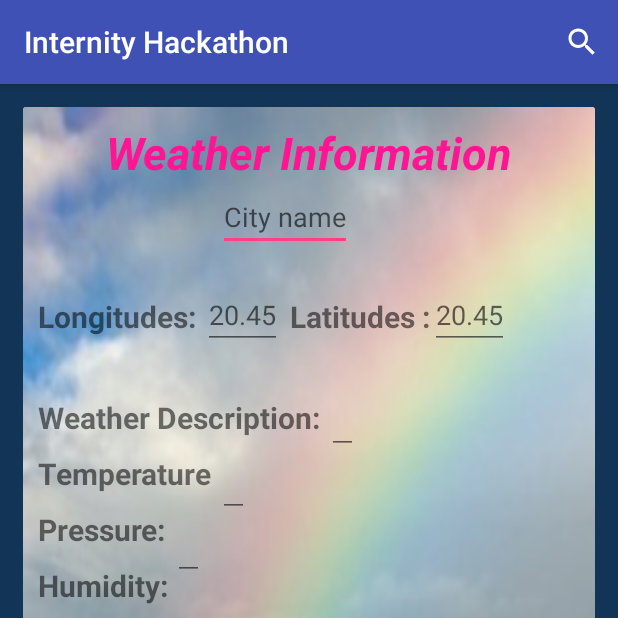
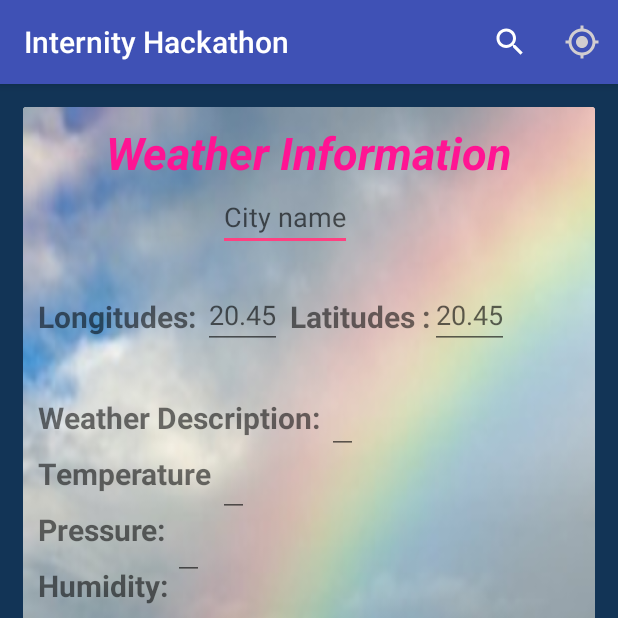
Before and after one commit to TAANYA/Internity-TeamA-Android-Tanya-Gupta, an Android app: the screen it shows after launch (MainActivity), on a phone screen of 412 x 824 dp, the top half of it. Run offline under Robolectric (Android 15) with nearby library versions, the phone set to English and light mode, and no system bars.

```diff
--- a/app/build.gradle
+++ b/app/build.gradle
@@ -24,6 +24,7 @@ dependencies {
     implementation 'com.android.support.constraint:constraint-layout:1.1.2'
     implementation 'com.squareup.retrofit2:retrofit:2.3.0'
     implementation 'com.squareup.retrofit2:converter-gson:2.3.0'
+    implementation "com.google.android.gms:play-services-location:11.6.0"
     testImplementation 'junit:junit:4.12'
     androidTestImplementation 'com.android.support.test:runner:1.0.2'
     androidTestImplementation 'com.android.support.test.espresso:espresso-core:3.0.2'
--- a/app/src/main/AndroidManifest.xml
+++ b/app/src/main/AndroidManifest.xml
@@ -2,6 +2,8 @@
 <manifest xmlns:android="http://schemas.android.com/apk/res/android"
     package="com.example.tanya.internityhackathon">
     <uses-permission android:name="android.permission.INTERNET"/>
+    <uses-permission android:name="android.permission.ACCESS_COARSE_LOCATION"/>
+    <uses-permission android:name="android.permission.ACCESS_FINE_LOCATION"/>
 
     <application
         android:allowBackup="true"
--- a/app/src/main/java/com/example/tanya/internityhackathon/Api.java
+++ b/app/src/main/java/com/example/tanya/internityhackathon/Api.java
@@ -13,4 +13,9 @@ public interface Api
 
     @GET("data/2.5/weather")
     Call<Data> getData(@Query("appid") String appid , @Query("q") String query);
+
+    @GET("data/2.5/weather")
+    Call<Data> getData(@Query("appid") String appid , @Query("lat") String lat,@Query("lon") String lon);
+
+
 }
--- /dev/null
+++ b/app/src/main/res/drawable/gps.xml
@@ -0,0 +1,5 @@
+<vector android:height="24dp" android:tint="#D1CDD0"
+    android:viewportHeight="24.0" android:viewportWidth="24.0"
+    android:width="24dp" xmlns:android="http://schemas.android.com/apk/res/android">
+    <path android:fillColor="#FF000000" android:pathData="M12,8c-2.21,0 -4,1.79 -4,4s1.79,4 4,4 4,-1.79 4,-4 -1.79,-4 -4,-4zM20.94,11c-0.46,-4.17 -3.77,-7.48 -7.94,-7.94L13,1h-2v2.06C6.83,3.52 3.52,6.83 3.06,11L1,11v2h2.06c0.46,4.17 3.77,7.48 7.94,7.94L11,23h2v-2.06c4.17,-0.46 7.48,-3.77 7.94,-7.94L23,13v-2h-2.06zM12,19c-3.87,0 -7,-3.13 -7,-7s3.13,-7 7,-7 7,3.13 7,7 -3.13,7 -7,7z"/>
+</vector>
--- a/app/src/main/res/layout/activity_main.xml
+++ b/app/src/main/res/layout/activity_main.xml
@@ -8,10 +8,14 @@
     android:background="#123456"
     tools:context=".MainActivity">
 
+
+
+
     <android.support.v7.widget.CardView
         android:layout_width="match_parent"
         android:layout_height="match_parent"
         android:elevation="10dp"
+        android:visibility="visible"
         android:id="@+id/cardview">
 
         <RelativeLayout
@@ -254,5 +258,13 @@
 
     </android.support.v7.widget.CardView>
 
+    <ProgressBar
+        android:layout_width="wrap_content"
+        android:layout_height="wrap_content"
+        android:id="@+id/progressBar"
+        android:visibility="gone"
+        android:elevation="10dp"
+        android:layout_centerInParent="true"/>
+
 
 </RelativeLayout>
--- a/app/src/main/res/menu/menu.xml
+++ b/app/src/main/res/menu/menu.xml
@@ -9,4 +9,11 @@
         app:showAsAction="always"
         app:actionViewClass="android.widget.SearchView" />
 
+    <item
+        android:id="@+id/location"
+        android:icon="@drawable/gps"
+        android:title=""
+        app:showAsAction="always"
+        />
+
 </menu>
```
Also changed, not shown: app/src/main/java/com/example/tanya/internityhackathon/MainActivity.java (+141 -33 lines).
